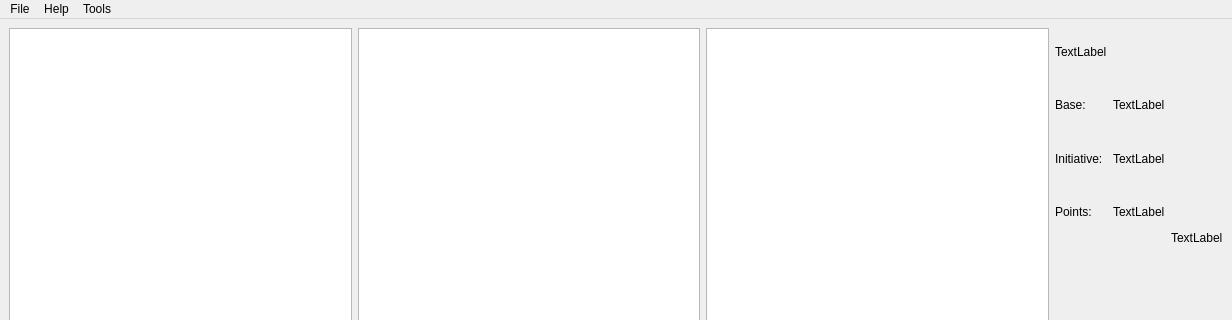
Before: the Qt Designer form qt_designer/main_window.ui in flipperlord/x-wing-squad-builder, drawn with Qt 5; both pictures show x 0 to 1232 and y 0 to 320 of the 1232 by 903 pixel window.
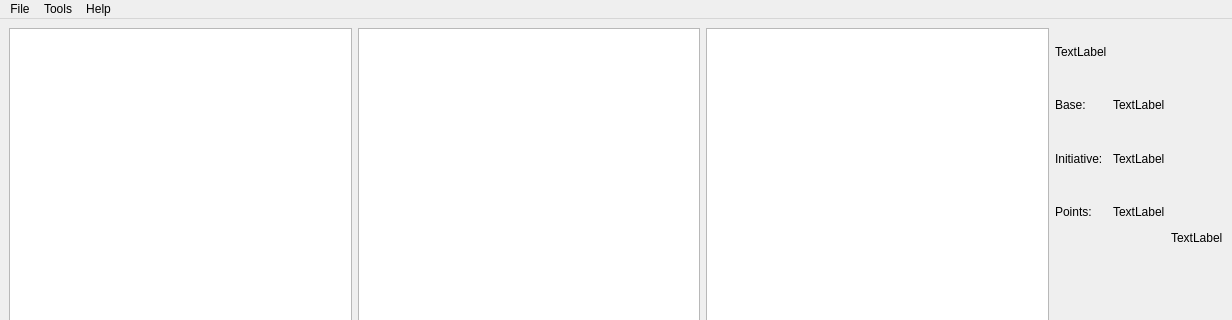
After: the same form once the commit is applied. Icons and pictures are not drawn.

Commit message: rearranged menu bar

```diff
--- a/qt_designer/main_window.ui
+++ b/qt_designer/main_window.ui
@@ -146,8 +146,8 @@
     <addaction name="action_definition_form"/>
    </widget>
    <addaction name="menuFile"/>
-   <addaction name="menuHelp"/>
    <addaction name="menuTools"/>
+   <addaction name="menuHelp"/>
   </widget>
   <widget class="QStatusBar" name="statusbar"/>
   <action name="action_about">
```
